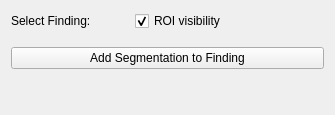
Above: Resources/UI/qSlicerLongPETCTFindingSelectionWidget.ui from paulcm/LongitudinalPETCT before the change. Below: the same form after it.
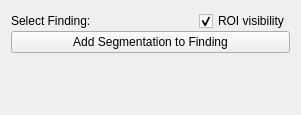
That is the form after the change. Icons and pictures are not drawn. Custom widgets are drawn as their Qt base class.

```diff
--- a/Resources/UI/qSlicerLongPETCTFindingSelectionWidget.ui
+++ b/Resources/UI/qSlicerLongPETCTFindingSelectionWidget.ui
@@ -6,7 +6,7 @@
    <rect>
     <x>0</x>
     <y>0</y>
-    <width>335</width>
+    <width>301</width>
     <height>115</height>
    </rect>
   </property>
@@ -15,10 +15,13 @@
   </property>
   <layout class="QVBoxLayout" name="verticalLayout">
    <property name="spacing">
-    <number>16</number>
+    <number>0</number>
    </property>
    <item>
     <layout class="QFormLayout" name="FormLayout">
+     <property name="sizeConstraint">
+      <enum>QLayout::SetMaximumSize</enum>
+     </property>
      <property name="fieldGrowthPolicy">
       <enum>QFormLayout::FieldsStayAtSizeHint</enum>
      </property>
@@ -57,41 +60,7 @@
          </property>
          <property name="sizeHint" stdset="0">
           <size>
-           <width>20</width>
-           <height>20</height>
-          </size>
-         </property>
-        </spacer>
-       </item>
-       <item>
-        <widget class="ctkCheckBox" name="CheckBoxROIVisiblity">
-         <property name="text">
-          <string>ROI visibility</string>
-         </property>
-         <property name="checked">
-          <bool>true</bool>
-         </property>
-         <property name="indicatorIcon" stdset="0">
-          <iconset resource="../qSlicerLongPETCTModule.qrc">
-           <normaloff>:/Icons/VisibleOn.png</normaloff>
-           <normalon>:/Icons/VisibleOff.png</normalon>:/Icons/VisibleOn.png</iconset>
-         </property>
-         <property name="indicatorIconSize" stdset="0">
-          <size>
-           <width>21</width>
-           <height>21</height>
-          </size>
-         </property>
-        </widget>
-       </item>
-       <item>
-        <spacer name="horizontalSpacer_2">
-         <property name="orientation">
-          <enum>Qt::Horizontal</enum>
-         </property>
-         <property name="sizeHint" stdset="0">
-          <size>
-           <width>20</width>
+           <width>10</width>
            <height>20</height>
           </size>
          </property>
@@ -126,6 +95,40 @@
          </property>
         </widget>
        </item>
+       <item>
+        <spacer name="horizontalSpacer_2">
+         <property name="orientation">
+          <enum>Qt::Horizontal</enum>
+         </property>
+         <property name="sizeHint" stdset="0">
+          <size>
+           <width>50</width>
+           <height>20</height>
+          </size>
+         </property>
+        </spacer>
+       </item>
+       <item>
+        <widget class="ctkCheckBox" name="CheckBoxROIVisiblity">
+         <property name="text">
+          <string>ROI visibility</string>
+         </property>
+         <property name="checked">
+          <bool>true</bool>
+         </property>
+         <property name="indicatorIcon" stdset="0">
+          <iconset resource="../qSlicerLongPETCTModule.qrc">
+           <normaloff>:/Icons/VisibleOn.png</normaloff>
+           <normalon>:/Icons/VisibleOff.png</normalon>:/Icons/VisibleOn.png</iconset>
+         </property>
+         <property name="indicatorIconSize" stdset="0">
+          <size>
+           <width>21</width>
+           <height>21</height>
+          </size>
+         </property>
+        </widget>
+       </item>
       </layout>
      </item>
     </layout>
```
